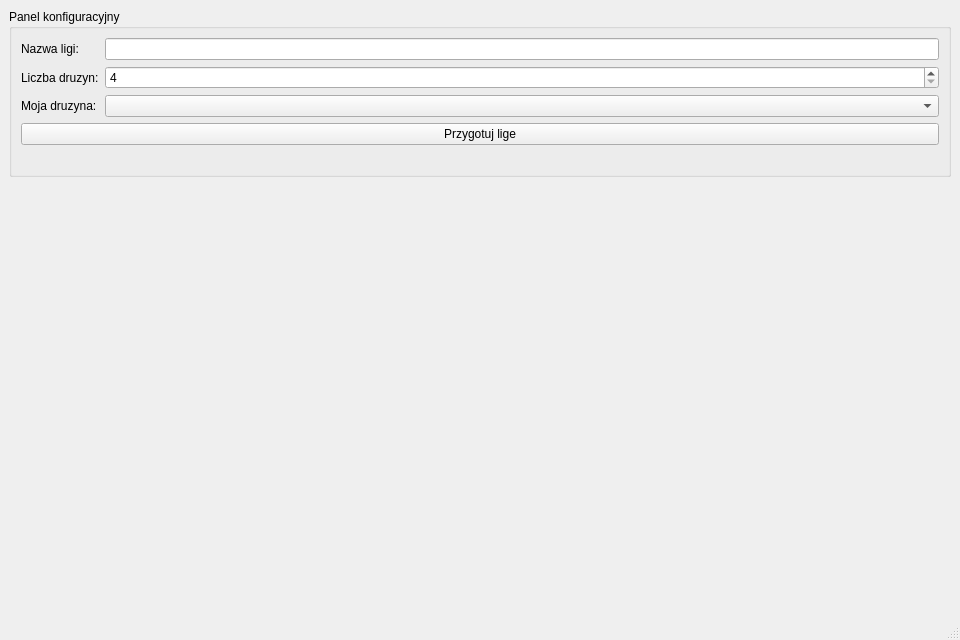
This is mainwindow.ui in nkocjan/cpp_simulator_project as Qt 5 draws it before an edit. The edited form follows.
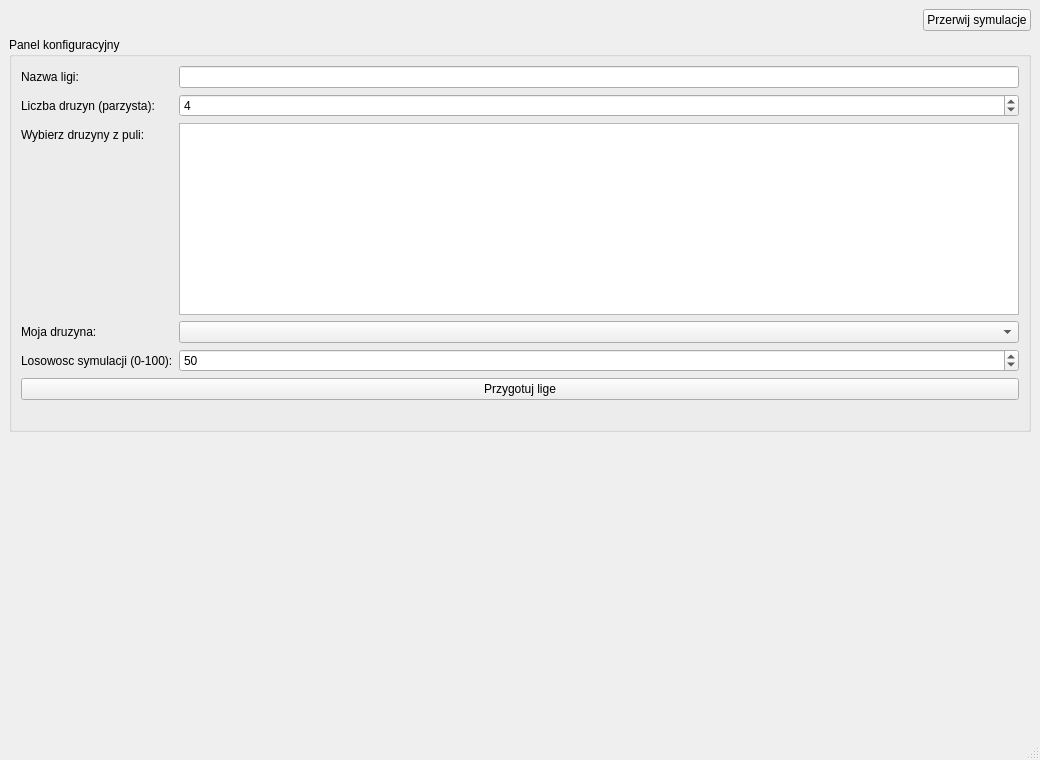
This is the edited form.

Diff of the .ui file:
```diff
--- a/mainwindow.ui
+++ b/mainwindow.ui
@@ -6,8 +6,8 @@
    <rect>
     <x>0</x>
     <y>0</y>
-    <width>960</width>
-    <height>640</height>
+    <width>1040</width>
+    <height>760</height>
    </rect>
   </property>
   <property name="windowTitle">
@@ -15,6 +15,33 @@
   </property>
   <widget class="QWidget" name="centralwidget">
    <layout class="QVBoxLayout" name="verticalLayout">
+    <item>
+     <layout class="QHBoxLayout" name="topBarLayout">
+      <item>
+       <spacer name="horizontalSpacer">
+        <property name="orientation">
+         <enum>Qt::Horizontal</enum>
+        </property>
+        <property name="sizeHint" stdset="0">
+         <size>
+          <width>40</width>
+          <height>20</height>
+         </size>
+        </property>
+       </spacer>
+      </item>
+      <item>
+       <widget class="QPushButton" name="abortSimulationButton">
+        <property name="text">
+         <string>Przerwij symulacje</string>
+        </property>
+        <property name="visible">
+         <bool>false</bool>
+        </property>
+       </widget>
+      </item>
+     </layout>
+    </item>
     <item>
      <widget class="QGroupBox" name="configGroupBox">
       <property name="title">
@@ -34,41 +61,78 @@
        <item row="1" column="0">
         <widget class="QLabel" name="teamsCountLabel">
          <property name="text">
-          <string>Liczba druzyn:</string>
+          <string>Liczba druzyn (parzysta):</string>
          </property>
         </widget>
        </item>
        <item row="1" column="1">
         <widget class="QSpinBox" name="teamsCountSpinBox">
          <property name="minimum">
-          <number>4</number>
+          <number>2</number>
          </property>
          <property name="maximum">
-          <number>8</number>
+          <number>32</number>
          </property>
          <property name="singleStep">
           <number>2</number>
          </property>
+         <property name="value">
+          <number>4</number>
+         </property>
         </widget>
        </item>
        <item row="2" column="0">
+        <widget class="QLabel" name="teamsPoolLabel">
+         <property name="text">
+          <string>Wybierz druzyny z puli:</string>
+         </property>
+        </widget>
+       </item>
+       <item row="2" column="1">
+        <widget class="QListWidget" name="teamsPoolList">
+         <property name="minimumHeight">
+          <number>140</number>
+         </property>
+        </widget>
+       </item>
+       <item row="3" column="0">
         <widget class="QLabel" name="playerTeamLabel">
          <property name="text">
           <string>Moja druzyna:</string>
          </property>
         </widget>
        </item>
-       <item row="2" column="1">
+       <item row="3" column="1">
         <widget class="QComboBox" name="playerTeamComboBox"/>
        </item>
-       <item row="3" column="0" colspan="2">
+       <item row="4" column="0">
+        <widget class="QLabel" name="randomnessLabel">
+         <property name="text">
+          <string>Losowosc symulacji (0-100):</string>
+         </property>
+        </widget>
+       </item>
+       <item row="4" column="1">
+        <widget class="QSpinBox" name="randomnessSpinBox">
+         <property name="minimum">
+          <number>0</number>
+         </property>
+         <property name="maximum">
+          <number>100</number>
+         </property>
+         <property name="value">
+          <number>50</number>
+         </property>
+        </widget>
+       </item>
+       <item row="5" column="0" colspan="2">
         <widget class="QPushButton" name="prepareLeagueButton">
          <property name="text">
           <string>Przygotuj lige</string>
          </property>
         </widget>
        </item>
-       <item row="4" column="0" colspan="2">
+       <item row="6" column="0" colspan="2">
         <widget class="QLabel" name="setupStatusLabel">
          <property name="wordWrap">
           <bool>true</bool>
```
Left out of the diff: 2 changed lines with no effect on the pictures.
